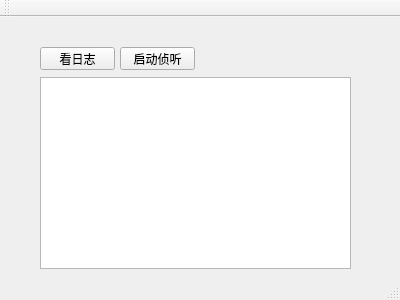
The window that FuturePmsSolution/PlatformCentralServer/mainwindow.ui (Anne081031/WinParkUI) describes before a commit, drawn with Qt 5.
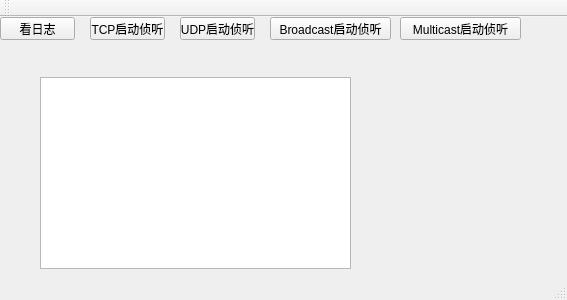
The same window after the commit.

```diff
--- a/FuturePmsSolution/PlatformCentralServer/mainwindow.ui
+++ b/FuturePmsSolution/PlatformCentralServer/mainwindow.ui
@@ -6,7 +6,7 @@
    <rect>
     <x>0</x>
     <y>0</y>
-    <width>400</width>
+    <width>567</width>
     <height>300</height>
    </rect>
   </property>
@@ -17,8 +17,8 @@
    <widget class="QPushButton" name="pushButton">
     <property name="geometry">
      <rect>
-      <x>40</x>
-      <y>30</y>
+      <x>0</x>
+      <y>0</y>
       <width>75</width>
       <height>23</height>
      </rect>
@@ -30,14 +30,14 @@
    <widget class="QPushButton" name="pushButton_2">
     <property name="geometry">
      <rect>
-      <x>120</x>
-      <y>30</y>
+      <x>90</x>
+      <y>0</y>
       <width>75</width>
       <height>23</height>
      </rect>
     </property>
     <property name="text">
-     <string>启动侦听</string>
+     <string>TCP启动侦听</string>
     </property>
    </widget>
    <widget class="QListWidget" name="listWidget">
@@ -50,6 +50,45 @@
      </rect>
     </property>
    </widget>
+   <widget class="QPushButton" name="pushButton_3">
+    <property name="geometry">
+     <rect>
+      <x>180</x>
+      <y>0</y>
+      <width>75</width>
+      <height>23</height>
+     </rect>
+    </property>
+    <property name="text">
+     <string>UDP启动侦听</string>
+    </property>
+   </widget>
+   <widget class="QPushButton" name="pushButton_4">
+    <property name="geometry">
+     <rect>
+      <x>270</x>
+      <y>0</y>
+      <width>121</width>
+      <height>23</height>
+     </rect>
+    </property>
+    <property name="text">
+     <string>Broadcast启动侦听</string>
+    </property>
+   </widget>
+   <widget class="QPushButton" name="pushButton_5">
+    <property name="geometry">
+     <rect>
+      <x>400</x>
+      <y>0</y>
+      <width>121</width>
+      <height>23</height>
+     </rect>
+    </property>
+    <property name="text">
+     <string>Multicast启动侦听</string>
+    </property>
+   </widget>
   </widget>
   <widget class="QMenuBar" name="menuBar">
    <property name="geometry">
```
Left out of the diff: 2 changed lines with no effect on the pictures.
